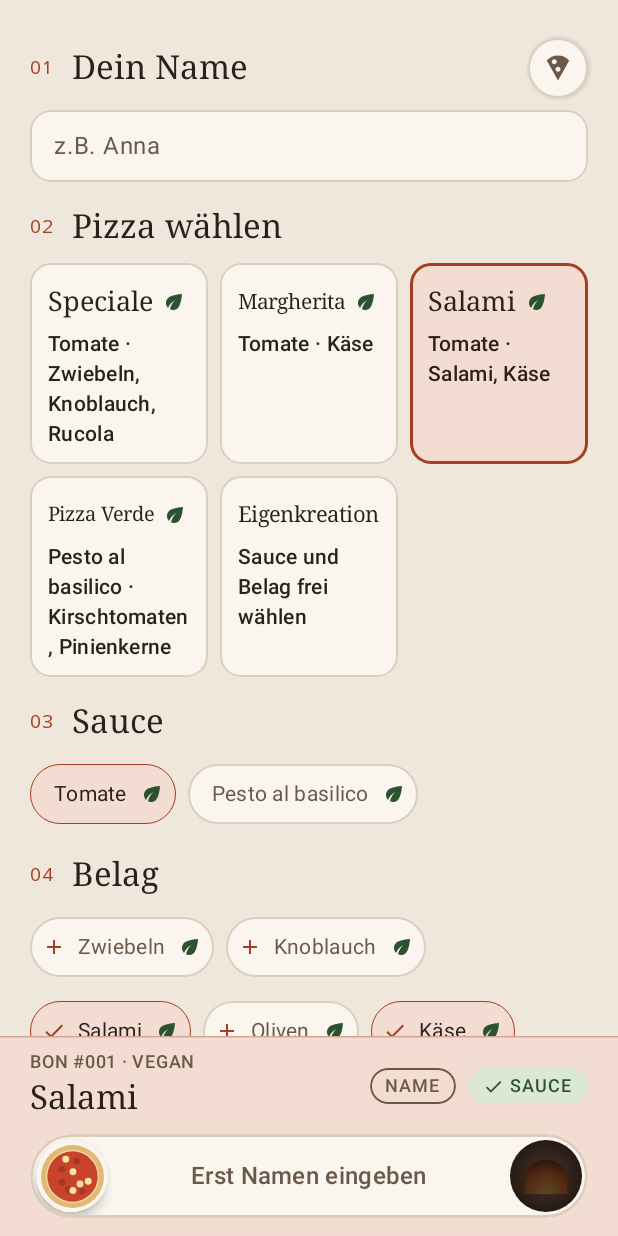
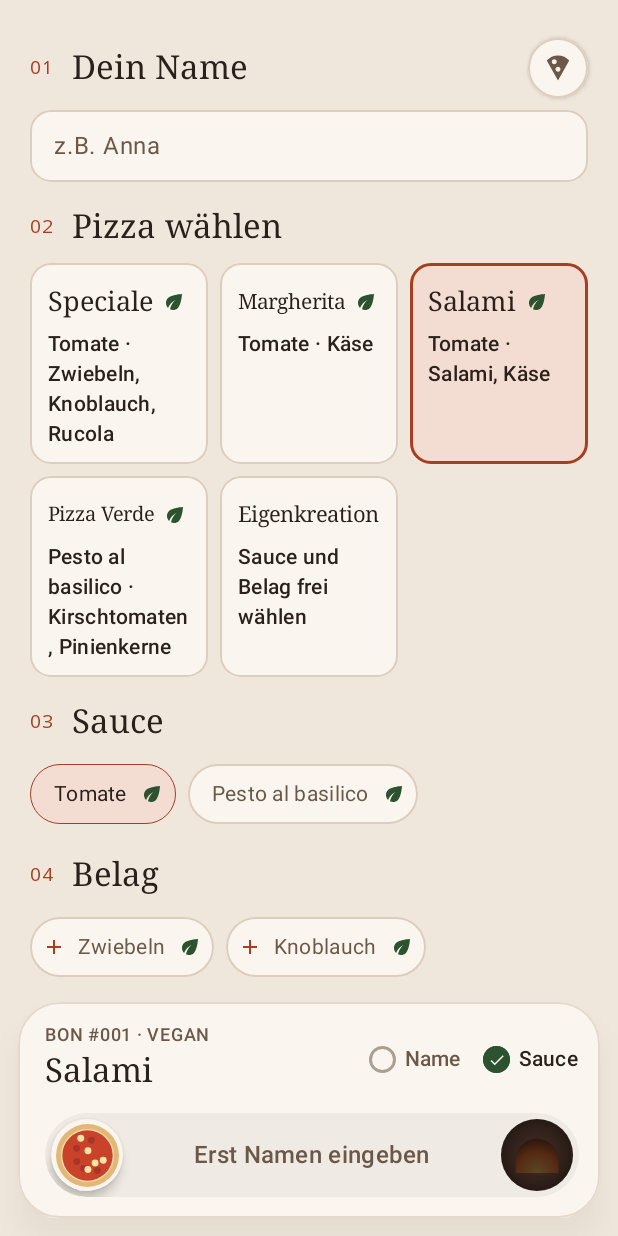
Before and after one commit to kaerbr/pizza-order, an Android app built with Jetpack Compose: the screen it shows after launch (MainActivity), after a tap on "Salami", on a phone screen of 412 x 824 dp. Run offline under Robolectric (Android 15) with nearby library versions, the phone set to English and light mode, and no system bars; libraries missing offline, so code that uses them is left out: com.dantsu.escposprinter; pictures from the network do not load.

Commit message:
style: Ofenschieber als schwebende Karte mit ruhigerem Kontrast
Die vollbreite Pfirsich-Fläche mit Akzentlinie stach im hellen Modus zu
stark vom Formular ab. Jetzt schwebt die Leiste als abgerundete Karte im
Seitenton mit feiner Kontur und weichem Schatten. Die Bahn ist eine
leise Vertiefung, die sich erst bei vollständiger Bestellung zum Akzent
hin färbt; die Pizza bekommt dann einen Ring. Name/Sauce als schlanke
Häkchen, der Teigvorrat steht in der Meta-Zeile. Der Ofen hat einen
feinen Rand, damit er im Dunkelmodus nicht in der Bahn verschwindet.

Co-Authored-By: Claude Opus 5.5 <noreply@anthropic.com>
Claude-Session: https://claude.ai/code/session_01KSFfrpu6wh3ST6sw62xZcb

```diff
--- a/app/src/main/java/io/github/kaerbr/pizzaorder/ui/OrderDock.kt
+++ b/app/src/main/java/io/github/kaerbr/pizzaorder/ui/OrderDock.kt
@@ -33,12 +33,11 @@ import androidx.compose.foundation.layout.offset
 import androidx.compose.foundation.layout.padding
 import androidx.compose.foundation.layout.size
 import androidx.compose.foundation.shape.CircleShape
+import androidx.compose.foundation.shape.RoundedCornerShape
 import androidx.compose.material.icons.Icons
 import androidx.compose.material.icons.filled.Check
-import androidx.compose.material3.HorizontalDivider
 import androidx.compose.material3.Icon
 import androidx.compose.material3.MaterialTheme
-import androidx.compose.material3.Surface
 import androidx.compose.material3.Text
 import androidx.compose.runtime.Composable
 import androidx.compose.runtime.getValue
@@ -59,6 +58,7 @@ import androidx.compose.ui.geometry.Size
 import androidx.compose.ui.graphics.Brush
 import androidx.compose.ui.graphics.Color
 import androidx.compose.ui.graphics.Path
+import androidx.compose.ui.graphics.compositeOver
 import androidx.compose.ui.graphics.drawscope.Stroke
 import androidx.compose.ui.graphics.drawscope.clipPath
 import androidx.compose.ui.graphics.graphicsLayer
@@ -76,7 +76,6 @@ import androidx.compose.ui.text.font.FontWeight
 import androidx.compose.ui.text.style.TextOverflow
 import androidx.compose.ui.unit.IntOffset
 import androidx.compose.ui.unit.dp
-import androidx.compose.ui.unit.em
 import io.github.kaerbr.pizzaorder.Diet
 import io.github.kaerbr.pizzaorder.DoughStock
 import kotlinx.coroutines.launch
@@ -144,18 +143,40 @@ internal fun PeelDock(order: DockOrder, number: Int, onSubmit: () -> Unit, modif
         else -> 2
     }
 
-    Column(modifier) {
-        HorizontalDivider(color = colors.primary.copy(alpha = 0.4f))
-        Surface(color = colors.primaryContainer) {
+    // A floating card in nearly the page's own tone, set apart by a hairline and a soft shadow: the tinted
+    // full-width band it replaces stood out too hard against the light form.
+    val card = RoundedCornerShape(28.dp)
     Column(
-                Modifier.fillMaxWidth().padding(start = 20.dp, end = 20.dp, top = 8.dp, bottom = 12.dp),
-                verticalArrangement = Arrangement.spacedBy(8.dp),
+        modifier
+            .fillMaxWidth()
+            .padding(start = 12.dp, end = 12.dp, top = 4.dp, bottom = 12.dp)
+            .shadow(12.dp, card, ambientColor = colors.onSurface.copy(alpha = 0.12f), spotColor = colors.onSurface.copy(alpha = 0.25f))
+            .background(colors.surface, card)
+            .border(1.dp, colors.outline.copy(alpha = 0.7f), card)
+            .padding(start = 18.dp, end = 14.dp, top = 14.dp, bottom = 14.dp),
+        verticalArrangement = Arrangement.spacedBy(12.dp),
     ) {
-                Row(verticalAlignment = Alignment.CenterVertically, horizontalArrangement = Arrangement.spacedBy(8.dp)) {
+        Row(verticalAlignment = Alignment.CenterVertically, horizontalArrangement = Arrangement.spacedBy(14.dp)) {
             Column(Modifier.weight(1f)) {
+                // Dough rides in this line instead of a third check; it's what flashes when sold out.
+                Row(verticalAlignment = Alignment.CenterVertically) {
                     // Fades "· Vegan" → "· Vegetarisch (Käse)" as guests add toppings.
-                        Crossfade(order.dietLabel(), animationSpec = ease(), label = "diet") { diet ->
+                    Crossfade(
+                        order.dietLabel(), animationSpec = ease(), label = "diet",
+                        modifier = Modifier.weight(1f, fill = false),
+                    ) { diet ->
                         Eyebrow("Bon #%03d".format(number) + (diet?.let { " · $it" } ?: ""), maxLines = 1)
+                    }
+                    order.dough?.let { d ->
+                        Eyebrow(
+                            if (d.isSoldOut) " · Ausverkauft" else " · Noch ${d.available} ${if (d.available == 1) "Pizza" else "Pizzen"}",
+                            maxLines = 1,
+                            color = lerp(
+                                if (d.isSoldOut || d.isLow) colors.error else colors.onSurfaceVariant,
+                                colors.error, if (missing == 2) flash.value else 0f,
+                            ),
+                        )
+                    }
                 }
                 Text(
                     when {
@@ -169,9 +190,6 @@ internal fun PeelDock(order: DockOrder, number: Int, onSubmit: () -> Unit, modif
             }
             StepCheck("Name", order.hasName, if (missing == 0) flash.value else 0f)
             StepCheck("Sauce", order.hasSauce, if (missing == 1) flash.value else 0f)
-                    order.dough?.let { d ->
-                        StepCheck(if (d.isSoldOut) "Ausverkauft" else "Teig ${d.available}", !d.isSoldOut && !d.isLow, if (missing == 2) flash.value else 0f)
-                    }
         }
 
         PeelTrack(
@@ -182,8 +200,6 @@ internal fun PeelDock(order: DockOrder, number: Int, onSubmit: () -> Unit, modif
         )
     }
 }
-    }
-}
 
 @Composable
 private fun PeelTrack(order: DockOrder, wiggle: Float, onLocked: () -> Unit, onSubmit: () -> Unit) {
@@ -192,7 +208,12 @@ private fun PeelTrack(order: DockOrder, wiggle: Float, onLocked: () -> Unit, onS
     val density = LocalDensity.current
     val haptics = LocalHapticFeedback.current
     val complete by rememberUpdatedState(order.complete)
-    val border by animateColorAsState(if (order.complete) colors.primary else colors.outline, ease(), label = "trackBorder")
+    val trackColor by animateColorAsState(
+        (if (order.complete) colors.primary.copy(alpha = 0.09f) else colors.onSurface.copy(alpha = 0.05f)).compositeOver(colors.surface),
+        ease(), label = "track",
+    )
+    // Soft accent ring on the pizza once it can go: "grab me".
+    val ring by animateFloatAsState(if (order.complete) 1f else 0f, ease(), label = "knobRing")
     // Embers smoulder while locked, burn once the order is complete and flare as the pizza comes close.
     val glowBase by animateFloatAsState(if (order.complete) 0.7f else 0.3f, ease(), label = "ovenGlow")
     val fire = rememberInfiniteTransition(label = "fire")
@@ -204,8 +225,7 @@ private fun PeelTrack(order: DockOrder, wiggle: Float, onLocked: () -> Unit, onS
             .fillMaxWidth()
             .height(TrackHeight)
             .clip(CircleShape)
-            .background(colors.surface)
-            .border(1.5.dp, border, CircleShape),
+            .background(trackColor),
     ) {
         // Knob and oven are the same size, each concentric with one round end of the track.
         // Knob rests left; at maxX it touches the oven, and past 85% of that letting go orders.
@@ -239,7 +259,7 @@ private fun PeelTrack(order: DockOrder, wiggle: Float, onLocked: () -> Unit, onS
             Modifier.fillMaxSize().drawBehind {
                 val w = x.value + TrackInset.toPx() + KnobSize.toPx() / 2
                 drawRoundRect(
-                    Brush.horizontalGradient(listOf(fill.copy(alpha = 0.15f), fill.copy(alpha = 0.45f)), endX = w),
+                    Brush.horizontalGradient(listOf(fill.copy(alpha = 0.1f), fill.copy(alpha = 0.38f)), endX = w),
                     size = Size(w, size.height),
                     cornerRadius = CornerRadius(size.height / 2),
                     alpha = (progress() * 6f).coerceAtMost(1f),
@@ -273,6 +293,7 @@ private fun PeelTrack(order: DockOrder, wiggle: Float, onLocked: () -> Unit, onS
         )
 
         Oven(
+            rim = colors.onSurface.copy(alpha = 0.15f),
             glow = { (glowBase + progress() * 0.3f).coerceAtMost(1f) },
             flicker = flicker,
             modifier = Modifier.align(Alignment.CenterEnd).padding(end = TrackInset).size(KnobSize),
@@ -287,6 +308,7 @@ private fun PeelTrack(order: DockOrder, wiggle: Float, onLocked: () -> Unit, onS
                 .size(KnobSize)
                 .shadow(4.dp, CircleShape)
                 .background(colors.surface, CircleShape)
+                .border(2.dp, colors.primary.copy(alpha = 0.55f * ring), CircleShape)
                 .draggable(
                     rememberDraggableState { delta ->
                         scope.launch {
@@ -324,10 +346,12 @@ private fun PeelTrack(order: DockOrder, wiggle: Float, onLocked: () -> Unit, onS
 
 /** A round wood-fired oven seen from the front: dark dome, arched mouth with embers inside. */
 @Composable
-private fun Oven(glow: () -> Float, flicker: Float, modifier: Modifier = Modifier) {
+private fun Oven(rim: Color, glow: () -> Float, flicker: Float, modifier: Modifier = Modifier) {
     Canvas(modifier) {
         val r = size.minDimension / 2
         drawCircle(Brush.radialGradient(listOf(Color(0xFF4A3328), Color(0xFF261A15)), center, r), r)
+        // Hairline rim: in dark mode the dark oven otherwise melts into the track.
+        drawCircle(rim, r - 0.5.dp.toPx(), style = Stroke(1.dp.toPx()))
         // Arched mouth, sitting low like a real oven door: straight sides, round top.
         val w = r * 1.2f
         val h = r * 0.95f
@@ -356,27 +380,25 @@ private fun Oven(glow: () -> Float, flicker: Float, modifier: Modifier = Modifie
 @Composable
 private fun StepCheck(label: String, ok: Boolean, flash: Float) {
     val colors = MaterialTheme.colorScheme
-    val bg by animateColorAsState(if (ok) colors.tertiaryContainer else Color.Transparent, ease(), label = "checkBg")
-    val ink by animateColorAsState(if (ok) colors.onTertiaryContainer else colors.onSurfaceVariant, ease(), label = "checkInk")
-    val line by animateColorAsState(if (ok) Color.Transparent else colors.onSurfaceVariant, ease(), label = "checkLine")
+    val dot by animateColorAsState(if (ok) colors.onTertiaryContainer else Color.Transparent, ease(), label = "stepDot")
+    val line by animateColorAsState(if (ok) colors.onTertiaryContainer else colors.onSurfaceVariant.copy(alpha = 0.55f), ease(), label = "stepLine")
+    val ink by animateColorAsState(if (ok) colors.onSurface else colors.onSurfaceVariant, ease(), label = "stepInk")
     // flash 0..1 blends towards the error colour while a locked pizza gets pressed.
-    val shape = CircleShape
-    Row(
+    Row(verticalAlignment = Alignment.CenterVertically, horizontalArrangement = Arrangement.spacedBy(6.dp)) {
+        Box(
             Modifier
-            .clip(shape)
-            .background(lerp(bg, colors.error, flash), shape)
-            .border(1.dp, lerp(line, colors.error, flash), shape)
-            .padding(horizontal = 10.dp, vertical = 4.dp),
-        verticalAlignment = Alignment.CenterVertically,
-        horizontalArrangement = Arrangement.spacedBy(4.dp),
+                .size(18.dp)
+                .background(lerp(dot, colors.error.copy(alpha = 0.18f), flash), CircleShape)
+                .border(1.5.dp, lerp(line, colors.error, flash), CircleShape),
+            contentAlignment = Alignment.Center,
         ) {
-        if (ok) Icon(Icons.Default.Check, null, Modifier.size(14.dp), tint = ink)
+            if (ok) Icon(Icons.Default.Check, null, Modifier.size(12.dp), tint = colors.surface)
+        }
         Text(
-            label.uppercase(),
-            style = MaterialTheme.typography.labelMedium,
+            label,
+            style = MaterialTheme.typography.labelLarge,
             fontWeight = FontWeight.SemiBold,
-            letterSpacing = 0.06.em,
-            color = lerp(ink, colors.onError, flash),
+            color = lerp(ink, colors.error, flash),
             maxLines = 1,
         )
     }
```
Also changed, not shown: 1 other file. Lines whose indentation alone changed are shown as unchanged.
